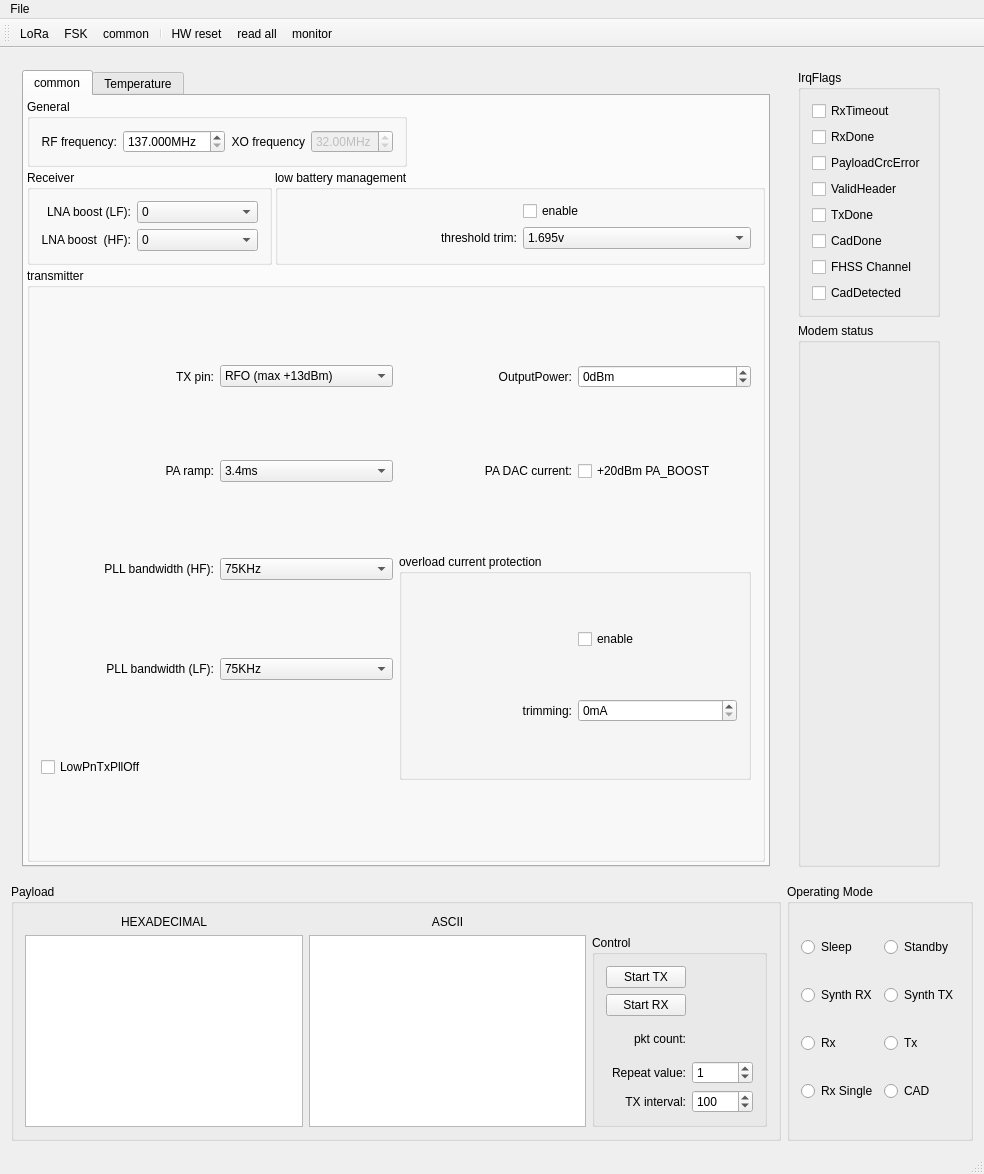
dudmuck/sx127x_qt, file sx127x/mainwindow.ui: the form before one commit.
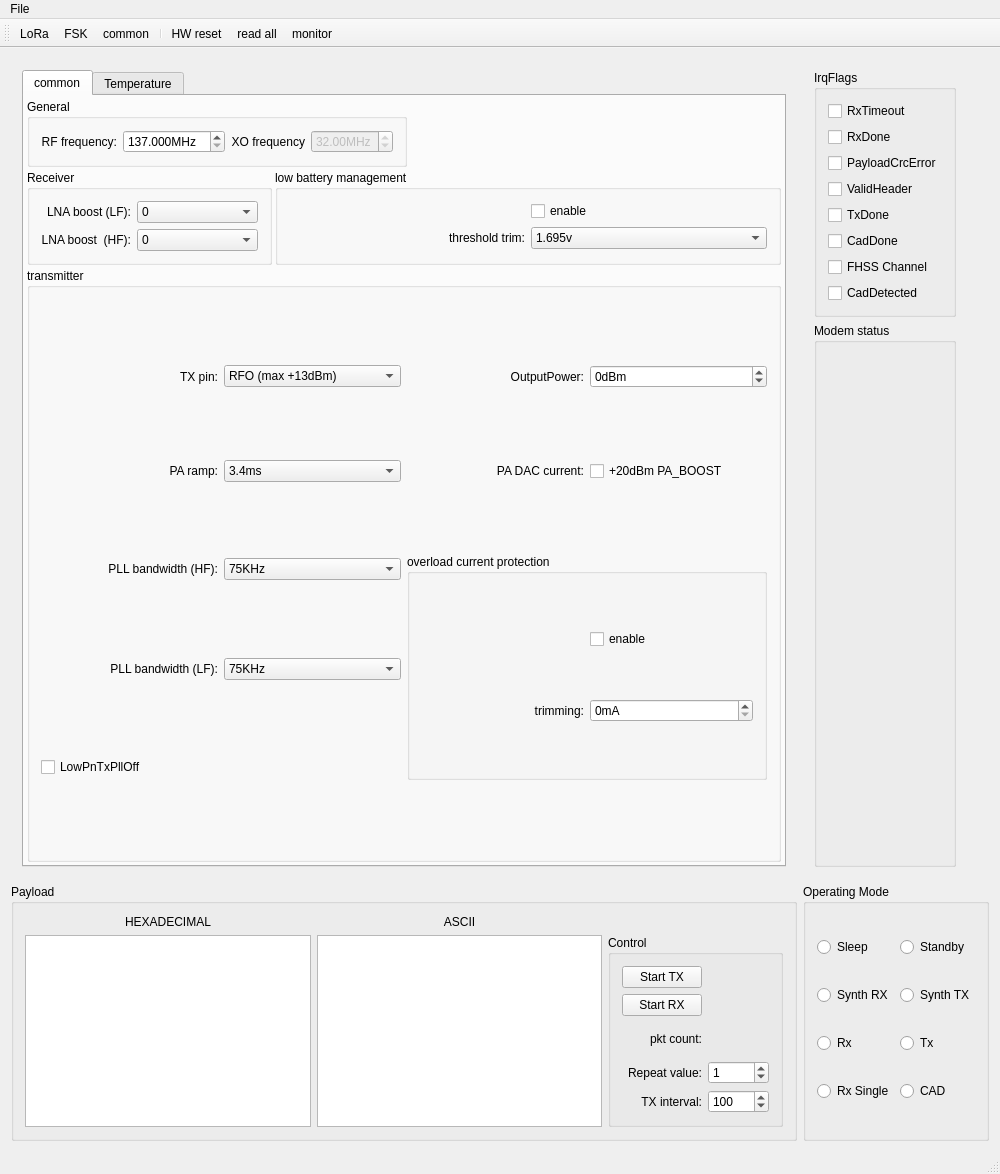
The form after the commit. The open tabs and pages were chosen to show the change. Custom widgets are drawn as their Qt base class.

What changed in the file:
```diff
--- a/sx127x/mainwindow.ui
+++ b/sx127x/mainwindow.ui
@@ -6,8 +6,8 @@
    <rect>
     <x>0</x>
     <y>0</y>
-    <width>914</width>
-    <height>1150</height>
+    <width>1000</width>
+    <height>1159</height>
    </rect>
   </property>
   <property name="windowTitle">
@@ -2849,7 +2849,7 @@
     <rect>
      <x>0</x>
      <y>0</y>
-     <width>914</width>
+     <width>1000</width>
      <height>22</height>
     </rect>
    </property>
```
Left out of the diff: 4 changed lines with no effect on the pictures.
